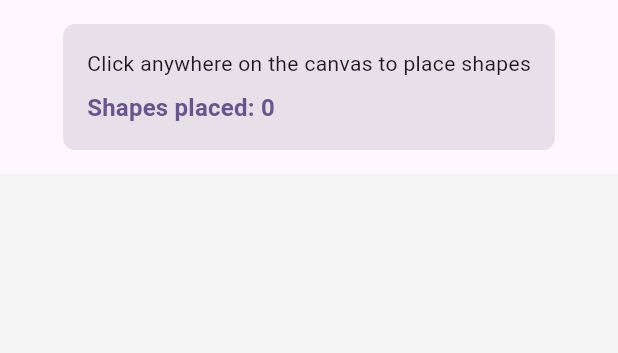
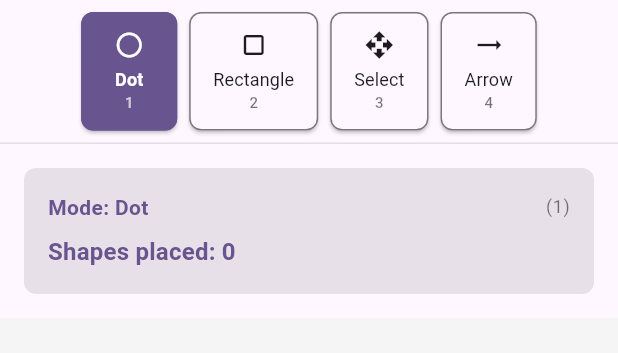
Before and after one commit to damian-kanak/drilldraw, a Flutter app: the screen it shows after launch, on a phone screen of 412 x 824 dp, the part 84-437 px from its top. Run offline on Flutter 3.47's test engine with Material 3 defaults, Android fonts, the phone set to English and light mode, and no system bars.

Commit message:
I-100: Implement drawing mode controls UI (#121)
Features:
- DrawingModeToolbar with mode selection buttons
- DrawingModeButton with visual indicators and tooltips
- Keyboard shortcuts for mode switching (1-4)
- Active mode highlighting with proper styling
- Enhanced DrawingMode enum with arrow mode support

UI Components:
- Modern toolbar design with centered buttons
- Visual feedback for selected mode
- Comprehensive tooltips with descriptions
- Keyboard shortcut indicators
- Responsive button layout

Architecture:
- Modular widget structure (DrawingModeButton, DrawingModeToolbar)
- Enhanced KeyboardService with mode switching
- Updated InfoPanel to show current mode
- Extended DrawingMode enum with new properties
- Integrated state management

Testing:
- All existing tests pass (74 tests)
- New comprehensive test suite for UI components
- Keyboard service tests for mode switching
- Widget interaction tests
- Visual feedback verification

Closes #100

```diff
--- a/lib/main.dart
+++ b/lib/main.dart
@@ -1,10 +1,12 @@
 import 'package:flutter/material.dart';
 import 'constants/app_constants.dart';
 import 'models/drawing_state.dart';
+import 'models/drawing_mode.dart';
 import 'services/keyboard_service.dart';
 import 'widgets/clear_button.dart';
 import 'widgets/dot_canvas.dart';
 import 'widgets/info_panel.dart';
+import 'widgets/drawing_mode_toolbar.dart';
 
 void main() {
   runApp(const DrillDrawApp());
@@ -45,12 +47,18 @@ class _DrillDrawHomePageState extends State<DrillDrawHomePage> {
 
   void _clearDots() {
     setState(() {
-      _drawingState = _drawingState.clearDots();
+      _drawingState = _drawingState.clearAll();
+    });
+  }
+
+  void _changeDrawingMode(DrawingMode mode) {
+    setState(() {
+      _drawingState = _drawingState.setDrawingMode(mode);
     });
   }
 
   void _handleKeyboardEvent(KeyEvent event) {
-    KeyboardService.handleKeyboardEvent(event, _clearDots);
+    KeyboardService.handleKeyboardEvent(event, _clearDots, _changeDrawingMode);
   }
 
   @override
@@ -71,6 +79,11 @@ class _DrillDrawHomePageState extends State<DrillDrawHomePage> {
         ),
         body: Column(
           children: [
+            // Drawing mode toolbar
+            DrawingModeToolbar(
+              currentMode: _drawingState.drawingMode,
+              onModeChanged: _changeDrawingMode,
+            ),
             // Info panel
             Padding(
               padding: const EdgeInsets.all(16.0),
--- a/lib/models/drawing_mode.dart
+++ b/lib/models/drawing_mode.dart
@@ -7,7 +7,10 @@ enum DrawingMode {
   rectangle,
 
   /// Allows selecting and manipulating existing shapes
-  select;
+  select,
+
+  /// Allows drawing arrows between shapes
+  arrow;
 
   /// Returns a user-friendly name for the drawing mode
   String get displayName {
@@ -18,16 +21,62 @@ enum DrawingMode {
         return 'Rectangle';
       case DrawingMode.select:
         return 'Select';
+      case DrawingMode.arrow:
+        return 'Arrow';
     }
   }
 
   /// Returns true if the current mode allows creating new shapes
   bool get canCreateShapes {
-    return this == DrawingMode.dot || this == DrawingMode.rectangle;
+    return this == DrawingMode.dot ||
+        this == DrawingMode.rectangle ||
+        this == DrawingMode.arrow;
   }
 
   /// Returns true if the current mode allows selecting existing shapes
   bool get canSelectShapes {
     return this == DrawingMode.select;
   }
+
+  /// Returns the keyboard shortcut key for this mode
+  String get keyboardShortcut {
+    switch (this) {
+      case DrawingMode.dot:
+        return '1';
+      case DrawingMode.rectangle:
+        return '2';
+      case DrawingMode.select:
+        return '3';
+      case DrawingMode.arrow:
+        return '4';
+    }
+  }
+
+  /// Returns a description/tooltip for this mode
+  String get description {
+    switch (this) {
+      case DrawingMode.dot:
+        return 'Place individual dots on the canvas';
+      case DrawingMode.rectangle:
+        return 'Draw rectangles by clicking and dragging';
+      case DrawingMode.select:
+        return 'Select and manipulate existing shapes';
+      case DrawingMode.arrow:
+        return 'Draw arrows between shapes';
+    }
+  }
+
+  /// Returns the icon data for this mode
+  String get iconName {
+    switch (this) {
+      case DrawingMode.dot:
+        return 'radio_button_unchecked';
+      case DrawingMode.rectangle:
+        return 'crop_square';
+      case DrawingMode.select:
+        return 'open_with';
+      case DrawingMode.arrow:
+        return 'trending_flat';
+    }
+  }
 }
--- a/lib/services/keyboard_service.dart
+++ b/lib/services/keyboard_service.dart
@@ -1,4 +1,5 @@
 import 'package:flutter/services.dart';
+import '../models/drawing_mode.dart';
 
 /// Service for handling keyboard events and shortcuts
 class KeyboardService {
@@ -6,6 +7,7 @@ class KeyboardService {
   static void handleKeyboardEvent(
     KeyEvent event,
     VoidCallback onClearDots,
+    Function(DrawingMode)? onModeChanged,
   ) {
     if (event is KeyDownEvent) {
       // Handle keyboard shortcuts
@@ -14,12 +16,28 @@ class KeyboardService {
         onClearDots();
       } else if (event.logicalKey == LogicalKeyboardKey.escape) {
         onClearDots();
+      } else if (onModeChanged != null) {
+        // Handle mode switching shortcuts
+        DrawingMode? targetMode;
+        if (event.logicalKey == LogicalKeyboardKey.digit1) {
+          targetMode = DrawingMode.dot;
+        } else if (event.logicalKey == LogicalKeyboardKey.digit2) {
+          targetMode = DrawingMode.rectangle;
+        } else if (event.logicalKey == LogicalKeyboardKey.digit3) {
+          targetMode = DrawingMode.select;
+        } else if (event.logicalKey == LogicalKeyboardKey.digit4) {
+          targetMode = DrawingMode.arrow;
+        }
+
+        if (targetMode != null) {
+          onModeChanged(targetMode);
+        }
       }
     }
   }
 
   /// Get help text for available keyboard shortcuts
   static String getKeyboardHelpText() {
-    return 'Keyboard shortcuts: Ctrl+C or Escape to clear all dots';
+    return 'Keyboard shortcuts: Ctrl+C or Escape to clear all shapes, 1-4 for mode switching';
   }
 }
--- /dev/null
+++ b/lib/widgets/drawing_mode_button.dart
@@ -0,0 +1,90 @@
+import 'package:flutter/material.dart';
+import '../models/drawing_mode.dart';
+
+/// A button widget for selecting drawing modes
+class DrawingModeButton extends StatelessWidget {
+  final DrawingMode mode;
+  final bool isSelected;
+  final VoidCallback onPressed;
+
+  const DrawingModeButton({
+    super.key,
+    required this.mode,
+    required this.isSelected,
+    required this.onPressed,
+  });
+
+  @override
+  Widget build(BuildContext context) {
+    final theme = Theme.of(context);
+    final colorScheme = theme.colorScheme;
+
+    return Tooltip(
+      message:
+          '${mode.displayName} Mode (${mode.keyboardShortcut})\n${mode.description}',
+      preferBelow: false,
+      child: ElevatedButton(
+        onPressed: onPressed,
+        style: ElevatedButton.styleFrom(
+          backgroundColor:
+              isSelected ? colorScheme.primary : colorScheme.surface,
+          foregroundColor:
+              isSelected ? colorScheme.onPrimary : colorScheme.onSurface,
+          side: BorderSide(
+            color: isSelected ? colorScheme.primary : colorScheme.outline,
+            width: isSelected ? 2.0 : 1.0,
+          ),
+          shape: RoundedRectangleBorder(
+            borderRadius: BorderRadius.circular(8.0),
+          ),
+          padding: const EdgeInsets.symmetric(
+            horizontal: 16.0,
+            vertical: 12.0,
+          ),
+        ),
+        child: Column(
+          mainAxisSize: MainAxisSize.min,
+          children: [
+            Icon(
+              _getIconData(mode.iconName),
+              size: 20.0,
+            ),
+            const SizedBox(height: 4.0),
+            Text(
+              mode.displayName,
+              style: TextStyle(
+                fontSize: 12.0,
+                fontWeight: isSelected ? FontWeight.bold : FontWeight.normal,
+              ),
+            ),
+            Text(
+              mode.keyboardShortcut,
+              style: TextStyle(
+                fontSize: 10.0,
+                color: isSelected
+                    ? colorScheme.onPrimary.withValues(alpha: 0.7)
+                    : colorScheme.onSurface.withValues(alpha: 0.6),
+              ),
+            ),
+          ],
+        ),
+      ),
+    );
+  }
+
+  /// Converts icon name string to IconData
+  IconData _getIconData(String iconName) {
+    switch (iconName) {
+      case 'radio_button_unchecked':
+        return Icons.radio_button_unchecked;
+      case 'crop_square':
+        return Icons.crop_square;
+      case 'open_with':
+        return Icons.open_with;
+      case 'trending_flat':
+        return Icons.trending_flat;
+      default:
+        return Icons.help_outline;
+    }
+  }
+}
--- /dev/null
+++ b/lib/widgets/drawing_mode_toolbar.dart
@@ -0,0 +1,44 @@
+import 'package:flutter/material.dart';
+import '../models/drawing_mode.dart';
+import 'drawing_mode_button.dart';
+
+/// A toolbar widget for selecting drawing modes
+class DrawingModeToolbar extends StatelessWidget {
+  final DrawingMode currentMode;
+  final Function(DrawingMode) onModeChanged;
+
+  const DrawingModeToolbar({
+    super.key,
+    required this.currentMode,
+    required this.onModeChanged,
+  });
+
+  @override
+  Widget build(BuildContext context) {
+    return Container(
+      padding: const EdgeInsets.all(8.0),
+      decoration: BoxDecoration(
+        color: Theme.of(context).colorScheme.surface,
+        border: Border(
+          bottom: BorderSide(
+            color: Theme.of(context).colorScheme.outline.withValues(alpha: 0.2),
+            width: 1.0,
+          ),
+        ),
+      ),
+      child: Row(
+        mainAxisAlignment: MainAxisAlignment.center,
+        children: DrawingMode.values.map((mode) {
+          return Padding(
+            padding: const EdgeInsets.symmetric(horizontal: 4.0),
+            child: DrawingModeButton(
+              mode: mode,
+              isSelected: mode == currentMode,
+              onPressed: () => onModeChanged(mode),
+            ),
+          );
+        }).toList(),
+      ),
+    );
+  }
+}
--- a/lib/widgets/info_panel.dart
+++ b/lib/widgets/info_panel.dart
@@ -1,6 +1,7 @@
 import 'package:flutter/material.dart';
 import '../constants/app_constants.dart';
 import '../models/drawing_state.dart';
+import '../services/keyboard_service.dart';
 
 /// Information panel that displays instructions and dot count
 class InfoPanel extends StatelessWidget {
@@ -28,9 +29,27 @@ class InfoPanel extends StatelessWidget {
           crossAxisAlignment: CrossAxisAlignment.start,
           mainAxisSize: MainAxisSize.min,
           children: [
-            Text(
-              AppConstants.instructionsText,
-              style: Theme.of(context).textTheme.bodyMedium,
+            Row(
+              children: [
+                Expanded(
+                  child: Text(
+                    'Mode: ${drawingState.drawingMode.displayName}',
+                    style: Theme.of(context).textTheme.bodyMedium?.copyWith(
+                          fontWeight: FontWeight.bold,
+                          color: Theme.of(context).colorScheme.primary,
+                        ),
+                  ),
+                ),
+                Text(
+                  '(${drawingState.drawingMode.keyboardShortcut})',
+                  style: Theme.of(context).textTheme.bodySmall?.copyWith(
+                        color: Theme.of(context)
+                            .colorScheme
+                            .onSurface
+                            .withValues(alpha: 0.6),
+                      ),
+                ),
+              ],
             ),
             const SizedBox(height: 8.0),
             Text(
@@ -43,7 +62,7 @@ class InfoPanel extends StatelessWidget {
             if (drawingState.isNotEmpty) ...[
               const SizedBox(height: 8.0),
               Text(
-                AppConstants.keyboardShortcutsHelp,
+                KeyboardService.getKeyboardHelpText(),
                 style: Theme.of(context).textTheme.bodySmall?.copyWith(
                       fontStyle: FontStyle.italic,
                     ),
```
Also changed, not shown: 5 other files.
